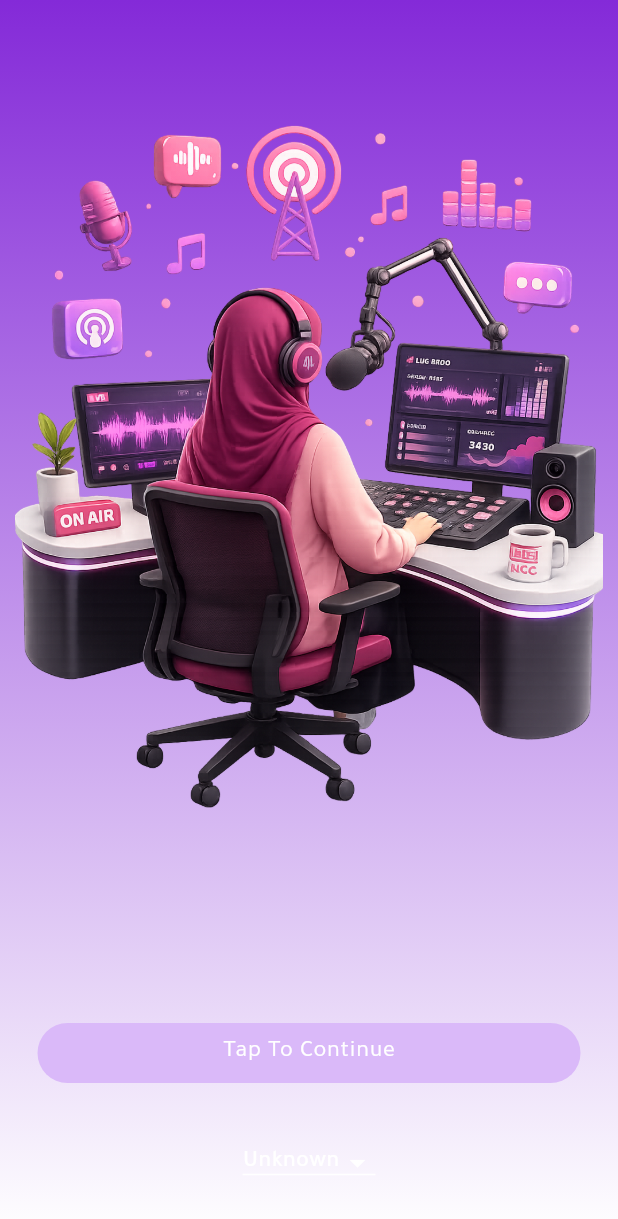
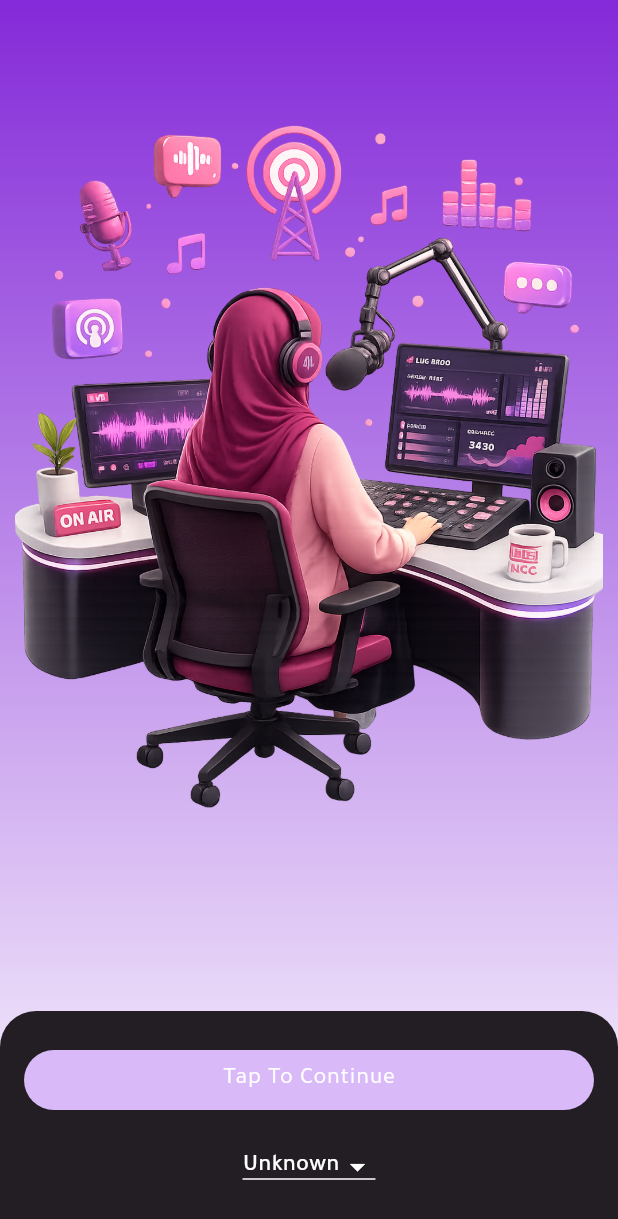
Before and after one commit to HusamFathi/ncc, a Flutter app: the WelcomeIntroPage screen opened directly with empty values, on a phone screen of 412 x 824 dp. Shown: the top 1219 px of the screen. Run offline on Flutter 3.47's test engine with Material 3 defaults, Android fonts, the phone set to English and light mode, and no system bars; drawn by our look-alikes of flutter_animate; our stand-ins replace bloc, cached_network_image, carousel_slider, concentric_transition, equatable, flutter_bloc and 13 more; missing offline and left inert: encrypt_shared_preferences, language_code, liquid_glass_easy, no_screenshot; statements that could not run were skipped.

Commit message:
feat: refactor WelcomeIntroPage layout for improved bottom navigation and button placement

```diff
--- a/ncc_app/lib/src/onboarding/presentation/pages/welcome_intro_page.dart
+++ b/ncc_app/lib/src/onboarding/presentation/pages/welcome_intro_page.dart
@@ -46,40 +46,21 @@ class _WelcomeIntroPageState extends State<WelcomeIntroPage> {
       extendBodyBehindAppBar: true,
 
       extendBody: true,
-      body: Stack(
+      bottomNavigationBar: ClipRRect(
+        // 3. Apply the top rounded corners
+        borderRadius: const BorderRadius.only(
+          topLeft: Radius.circular(24.0),
+          topRight: Radius.circular(24.0),
+        ),
+        child: BottomAppBar(
+          elevation: 22,
+          height: 150,
+          child: Column(
+            mainAxisAlignment: MainAxisAlignment.center,
+            mainAxisSize: .min,
             children: [
-          Container(
-            decoration: BoxDecoration(
-              gradient: LinearGradient(
-                begin: Alignment.topCenter,
-                end: Alignment.bottomCenter,
-                colors: [
-                  kNCCPrimaryColor, // Primary
-                  Colors.white, // Secondary
-                ],
-              ),
-            ),
-          ),
-          Padding(
-            padding: const EdgeInsets.all(kSmallPadding),
-            child: Image.asset(
-              'assets/images/onboarding/welcome.png',
-              fit: BoxFit.contain,
-            ),
-          ),
-          Column(
-            mainAxisAlignment: MainAxisAlignment.center,
-            children: [
-              Spacer(),
-
-              Container(
-                alignment: widget.isMobile
-                    ? AlignmentDirectional.bottomEnd
-                    : AlignmentDirectional.center,
-                child: SizedBox(
+              SizedBox(
                 width: double.infinity,
-                  child: Padding(
-                    padding: const EdgeInsets.all(kMediumPadding),
                 child: FilledButton(
                   onPressed: () {
                     widget.goNext();
@@ -92,8 +73,7 @@ class _WelcomeIntroPageState extends State<WelcomeIntroPage> {
                   ),
                 ),
               ),
-                ),
-              ),
+              Gap(kSmallGap),
 
               BaseAnimatorWidget(
                 child: DropdownButton<String>(
@@ -133,8 +113,30 @@ class _WelcomeIntroPageState extends State<WelcomeIntroPage> {
                   },
                 ),
               ),
-              Gap(kMediumGap),
             ],
+          ),
+        ),
+      ),
+      body: Stack(
+        children: [
+          Container(
+            decoration: BoxDecoration(
+              gradient: LinearGradient(
+                begin: Alignment.topCenter,
+                end: Alignment.bottomCenter,
+                colors: [
+                  kNCCPrimaryColor, // Primary
+                  Colors.white, // Secondary
+                ],
+              ),
+            ),
+          ),
+          Padding(
+            padding: const EdgeInsets.all(kSmallPadding),
+            child: Image.asset(
+              'assets/images/onboarding/welcome.png',
+              fit: BoxFit.contain,
+            ),
           ),
         ],
       ),
```
Lines whose indentation alone changed are shown as unchanged.
